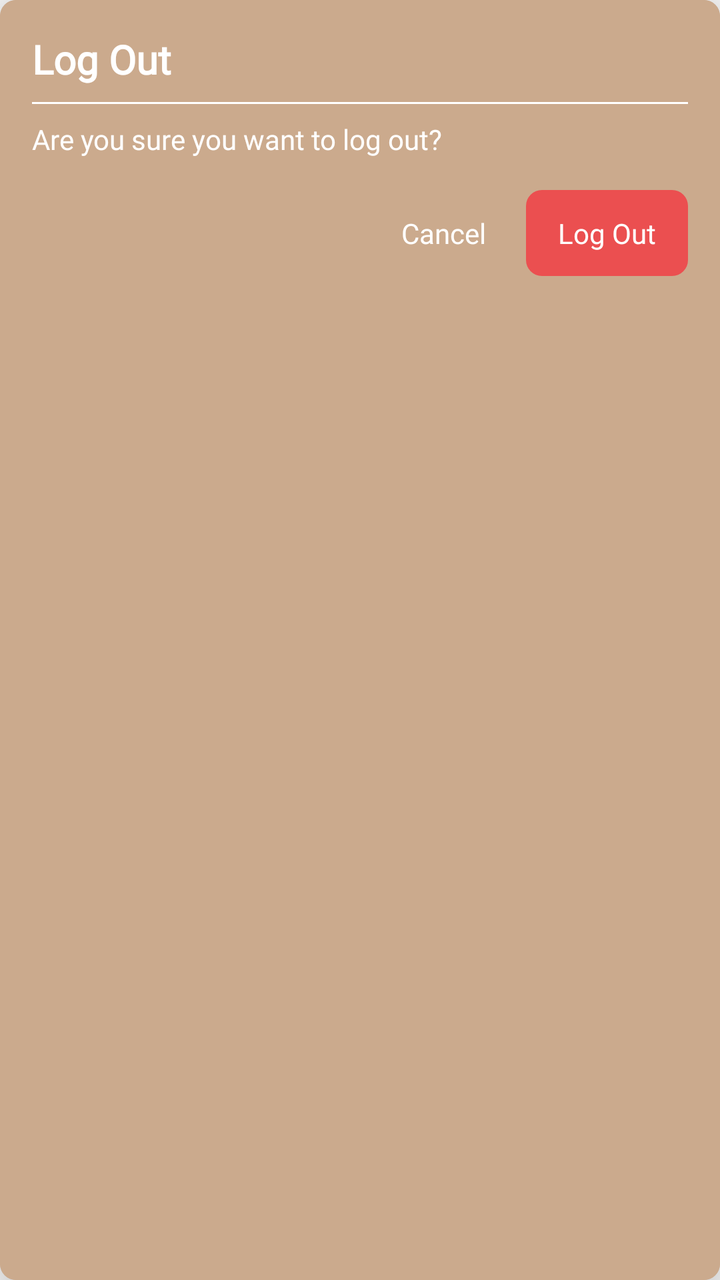
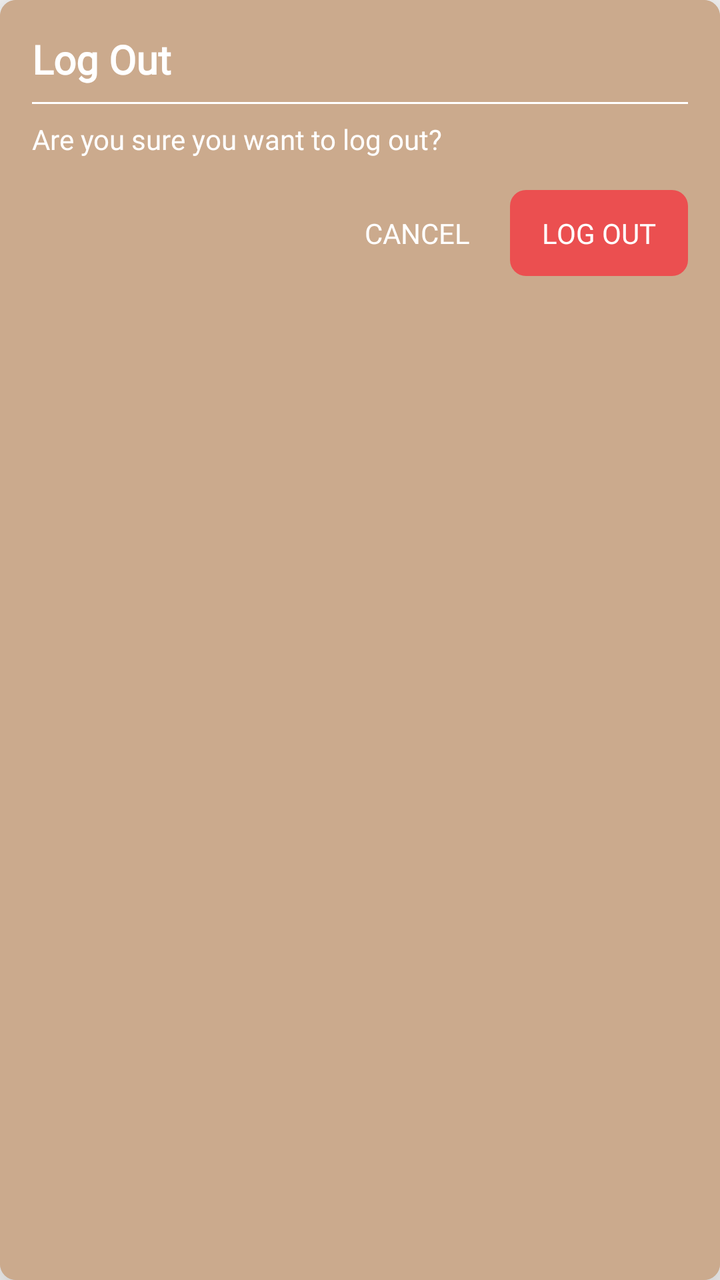

Before-and-after screenshots of an Android layout around one commit, followed by the original layout XML and the change that was made.
<!-- AndroidManifest.xml: application theme AppTheme -->
<!-- res/layout/logout_dialog_box.xml -->
<?xml version="1.0" encoding="utf-8"?>
<androidx.cardview.widget.CardView xmlns:android="http://schemas.android.com/apk/res/android"
    xmlns:app="http://schemas.android.com/apk/res-auto"
    android:layout_width="300dp"
    android:layout_height="wrap_content"
    android:layout_gravity="center"
    app:cardCornerRadius="8dp"
    app:cardElevation="20dp"
    app:cardBackgroundColor="#CBAA8D"
    android:layout_marginStart="16dp"
    android:layout_marginEnd="16dp"
    android:padding="16dp">

    <LinearLayout
        android:layout_width="match_parent"
        android:layout_height="match_parent"
        android:background="#CBAA8D"
        android:orientation="vertical"
        android:padding="16dp">

        
        <TextView
            android:id="@+id/dialogTitle"
            android:layout_width="wrap_content"
            android:layout_height="wrap_content"
            android:fontFamily="@font/montserrat_medium"
            android:text="Log Out"
            android:textColor="#FFFFFF"
            android:textSize="20sp"
            android:textStyle="bold" />

        
        <View
            android:layout_width="match_parent"
            android:layout_height="1dp"
            android:layout_marginTop="8dp"
            android:background="#FFFFFF" />

        
        <TextView
            android:id="@+id/dialogMessage"
            android:layout_width="wrap_content"
            android:layout_height="wrap_content"
            android:layout_gravity="left"
            android:layout_marginTop="8dp"
            android:fontFamily="@font/montserrat_medium"
            android:text="Are you sure you want to log out?"
            android:textColor="#FFFFFF"
            android:textSize="14sp" />

        
        <LinearLayout
            android:layout_width="wrap_content"
            android:layout_height="wrap_content"
            android:layout_gravity="right"
            android:layout_marginTop="16dp">

            
            <TextView
                android:id="@+id/buttonNo"
                android:layout_width="wrap_content"
                android:layout_height="wrap_content"
                android:layout_marginEnd="4dp"
                android:fontFamily="@font/montserrat_medium"
                android:paddingHorizontal="16dp"
                android:paddingVertical="12dp"
                android:text="Cancel"
                android:textColor="#FFFFFF"
                android:textSize="14sp"
                android:clickable="true"
                android:focusable="true" />

            
            <TextView
                android:id="@+id/buttonYes"
                android:layout_width="wrap_content"
                android:layout_height="wrap_content"
                android:background="@drawable/button_danger"
                android:clickable="true"
                android:focusable="true"
                android:fontFamily="@font/montserrat_medium"
                android:paddingHorizontal="16dp"
                android:paddingVertical="12dp"
                android:text="Log Out"
                android:textColor="#FFFFFF"
                android:textSize="14sp" />
        </LinearLayout>
    </LinearLayout>
</androidx.cardview.widget.CardView>
<!-- resources referenced by this layout -->
<resources>
  <!-- drawable button_danger (drawable) -->
  <shape xmlns:android="http://schemas.android.com/apk/res/android"
      android:shape="rectangle">
      <solid android:color="#EB4F50"/>
      <corners android:radius="8dp"/>
  </shape>
  <style name="AppTheme" parent="Theme.AppCompat.Light.NoActionBar">
          <item name="android:statusBarColor">@color/colorPrimary</item>
          
          <item name="colorPrimary">@color/colorPrimary</item>
          <item name="colorPrimaryDark">@color/colorPrimaryDark</item>
          <item name="colorAccent">@color/colorAccent</item>
      </style>
  <color name="colorPrimary">#000000</color>
  <color name="colorPrimaryDark">#424242</color>
  <color name="colorAccent">#CCCCCC</color>
</resources>

<!-- the commit's change to res/layout/logout_dialog_box.xml (unified diff, before → after) -->
@@ -64,7 +64,7 @@
                 android:fontFamily="@font/montserrat_medium"
                 android:paddingHorizontal="16dp"
                 android:paddingVertical="12dp"
-                android:text="Cancel"
+                android:text="CANCEL"
                 android:textColor="#FFFFFF"
                 android:textSize="14sp"
                 android:clickable="true"
@@ -81,7 +81,7 @@
                 android:fontFamily="@font/montserrat_medium"
                 android:paddingHorizontal="16dp"
                 android:paddingVertical="12dp"
-                android:text="Log Out"
+                android:text="LOG OUT"
                 android:textColor="#FFFFFF"
                 android:textSize="14sp" />
         </LinearLayout>
